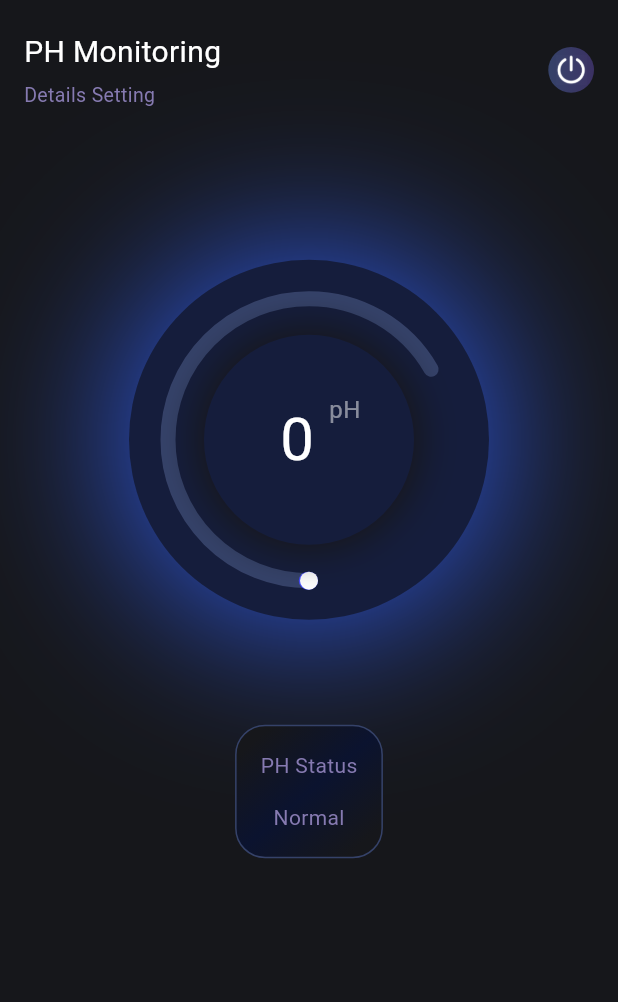
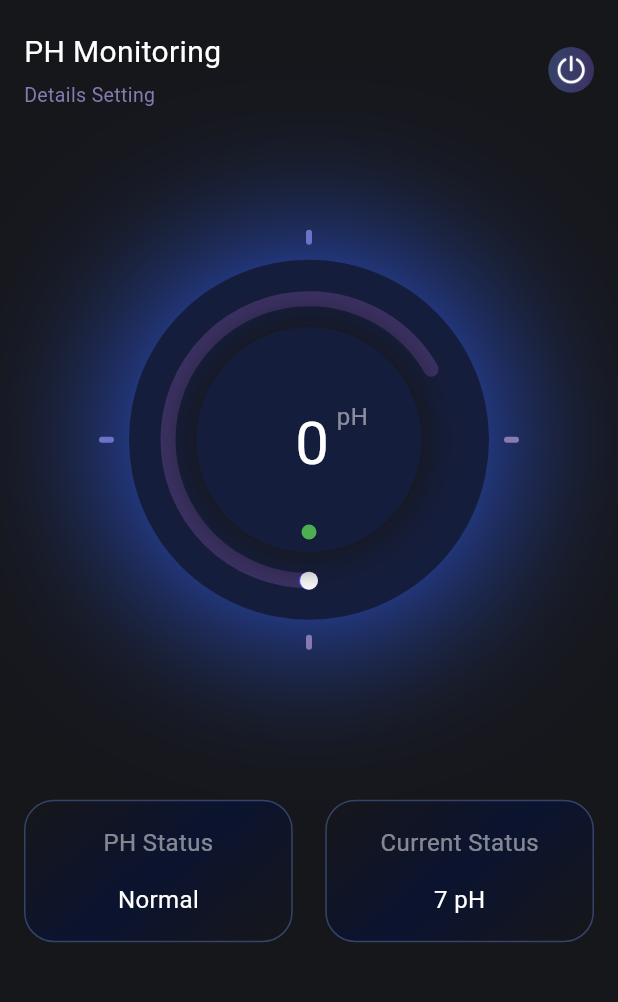
Before and after one commit to bagusirfanzah/AppMonitoring, a Flutter app: the screen it shows after launch, after a tap on "Lanjut", after a tap on "pH Monitor", on a phone screen of 412 x 824 dp, the part 75-1077 px from its top. Run offline on Flutter 3.47's test engine with Material 3 defaults, Android fonts, the light colour scheme and no system bars; drawn by our look-alikes of sleek_circular_slider.

Commit message:
fix: detail monitor, add: accessories monitor

```diff
--- a/lib/screen/onboarding_screen.dart
+++ b/lib/screen/onboarding_screen.dart
@@ -1,11 +1,13 @@
 // import 'package:belajar_flutter/screen/home_screen.dart';
 // import 'package:belajar_flutter/widget/intro_widget.dart';
 // import 'package:smooth_page_indicator/smooth_page_indicator.dart';
+// import 'package:lottie/lottie.dart';
 
 import 'package:belajar_flutter/screen/home_screen.dart';
 import 'package:belajar_flutter/utils/colors.dart';
 import 'package:belajar_flutter/widget/app_text.dart';
 import 'package:flutter/material.dart';
+
 
 class OnBoardingScreen extends StatefulWidget {
   static const routeName = "/oboarding_screen";
@@ -17,7 +19,6 @@ class OnBoardingScreen extends StatefulWidget {
 }
 
 class OnBoardingScreenState extends State<OnBoardingScreen> {
-
 //final PageController _controller = PageController();
 
   bool onLastPage = false;
@@ -42,10 +43,15 @@ class OnBoardingScreenState extends State<OnBoardingScreen> {
           //     ),
           child: Container(
             padding: const EdgeInsets.symmetric(vertical: 16, horizontal: 16),
-                margin: const EdgeInsets.only(top: 100),
+            margin: const EdgeInsets.only(top: 50),
+            width: double.maxFinite,
+            height: double.maxFinite,
             child: Column(
               crossAxisAlignment: CrossAxisAlignment.start,
               children: [
+                //LottieBuilder.asset("assets/lottie/monitor.json"),
+                Image.asset("assets/images/monitoring.png"),
+                const SizedBox(height: 50),
                 const Text(
                   "APP",
                   style: TextStyle(
@@ -63,21 +69,29 @@ class OnBoardingScreenState extends State<OnBoardingScreen> {
                 const SizedBox(height: 15),
                 const Text(
                   "Aplikasi ini digunakan untuk memonitoring fermentasi kopi.",
-                      textAlign: TextAlign.left,
+                  textAlign: TextAlign.center,
                   style: TextStyle(
                       color: whiteColor,
                       fontSize: 14,
                       fontWeight: FontWeight.w300),
                 ),
-                    const SizedBox(height: 25),
+                const Expanded(child: SizedBox()),
                 GestureDetector(
                   onTap: () {
-                        Navigator.pushReplacementNamed(context, HomeScreen.routeName);
+                    Navigator.pushReplacementNamed(
+                        context, HomeScreen.routeName);
                   },
                   child: Container(
-                        padding:const EdgeInsets.symmetric(vertical: 12),
+                    padding: const EdgeInsets.symmetric(vertical: 12),
                     decoration: BoxDecoration(
                         color: blueColor,
+                        gradient: const LinearGradient(
+                    begin: Alignment.centerLeft,
+                    end: Alignment.centerRight,
+                    colors: [
+                      blueColor,
+                      purpleColor,
+                    ],),
                         borderRadius: BorderRadius.circular(10)),
                     child: const Center(
                       child: AppText(
@@ -170,5 +184,4 @@ class OnBoardingScreenState extends State<OnBoardingScreen> {
   //         ],
   //       ))
   // ])
-
 }
--- a/lib/screen/ph_screen.dart
+++ b/lib/screen/ph_screen.dart
@@ -63,11 +63,21 @@ class PhScreen extends StatelessWidget {
               const Monitor(
                 textMonitor: "pH",
               ),
-              const SizedBox(height: 50),
-              const DetailMonitor(
+              const SizedBox(height: 100),
+              const Row(
+                mainAxisAlignment: MainAxisAlignment.spaceBetween,
+                children: [
+                   DetailMonitor(
                 text: "PH Status",
                 textStatus: "Normal",
+              ),
+               DetailMonitor(
+                text: "Current Status",
+                textStatus: "7 pH",
               )
+                ],
+              ),
+
             ],
           ),
         ),
--- a/lib/screen/temperature_screen.dart
+++ b/lib/screen/temperature_screen.dart
@@ -63,10 +63,19 @@ class TemperatureScreen extends StatelessWidget {
               const Monitor(
                 textMonitor: "°C",
               ),
-              const SizedBox(height: 50),
-              const DetailMonitor(
-                text: "Temperature Status",
-                textStatus: "Normal",
+              const SizedBox(height: 100),
+              const Row(
+                mainAxisAlignment: MainAxisAlignment.spaceBetween,
+                children: [
+                   DetailMonitor(
+                    text: "Temperature Status",
+                    textStatus: "Normal",
+                  ),
+                  DetailMonitor(
+                    text: "Current Status",
+                    textStatus: "36°C",
+                  ),
+                ],
               )
             ],
           ),
--- a/lib/widget/detail_monitor.dart
+++ b/lib/widget/detail_monitor.dart
@@ -1,4 +1,5 @@
 import 'package:belajar_flutter/utils/colors.dart';
+import 'package:belajar_flutter/widget/app_text.dart';
 import 'package:flutter/material.dart';
 
 class DetailMonitor extends StatelessWidget {
@@ -6,12 +7,15 @@ class DetailMonitor extends StatelessWidget {
   final String textStatus;
   const DetailMonitor({
     super.key,
-    required this.text, required this.textStatus,
+    required this.text,
+    required this.textStatus,
   });
 
   @override
   Widget build(BuildContext context) {
+    Size size = MediaQuery.of(context).size;
     return Container(
+      width: size.width/2.3,
       padding: const EdgeInsets.all(16),
       decoration: BoxDecoration(
           border: Border.all(color: darkgreyColor),
@@ -24,15 +28,17 @@ class DetailMonitor extends StatelessWidget {
           )),
       child: Column(
         children: <Widget>[
-          Text(
-            text,
-            style: const TextStyle(color: greyColor),
-          ),
+          AppText(
+              text: text,
+              color: greyColor2,
+              fontSize: 16,
+              fontWeight: FontWeight.bold),
           const SizedBox(height: 15),
-          Text(
-            textStatus,
-            style: const TextStyle(color: greyColor),
-          )
+          AppText(
+              text: textStatus,
+              color: whiteColor,
+              fontSize: 16,
+              fontWeight: FontWeight.bold),
         ],
       ),
     );
--- a/lib/widget/monitor.dart
+++ b/lib/widget/monitor.dart
@@ -7,14 +7,36 @@ class Monitor extends StatelessWidget {
   final String textMonitor;
 
   const Monitor({
-    super.key, required this.textMonitor,
+    super.key,
+    required this.textMonitor,
   });
 
   @override
   Widget build(BuildContext context) {
-    return Container(
+    return Column(
+      children: [
+        Container(
+          height: 10,
+          width: 4,
+          decoration: BoxDecoration(
+            borderRadius: BorderRadius.circular(3),
+            color: greyColor,
+          ),
+        ),
+        Row(
+          mainAxisAlignment: MainAxisAlignment.center,
+          children: [
+            Container(
+              height: 4,
+              width: 10,
+              decoration: BoxDecoration(
+                borderRadius: BorderRadius.circular(3),
+                color: greyColor,
+              ),
+            ),
+            Container(
               padding: const EdgeInsets.all(20),
-      margin: const EdgeInsets.all(20),
+              margin: const EdgeInsets.all(10),
               decoration: const BoxDecoration(
                 boxShadow: [
                   BoxShadow(color: blueColor, blurRadius: 100),
@@ -28,7 +50,7 @@ class Monitor extends StatelessWidget {
                     startAngle: 90,
                     size: 200,
                     customColors: CustomSliderColors(
-              trackColor: darkgreyColor,
+                      trackColor: lightgreyColor,
                       dotColor: whiteColor,
                       progressBarColors: [purpleColor, blueColor, purpleColor],
                     ),
@@ -40,36 +62,75 @@ class Monitor extends StatelessWidget {
                 onChange: (value) {},
                 innerWidget: (double percentage) {
                   return Container(
-            margin: const EdgeInsets.all(30),
+                    margin: const EdgeInsets.all(25),
                     decoration: const BoxDecoration(
                       boxShadow: [
-                BoxShadow(color: blackColor, blurRadius: 20, spreadRadius: 5),
+                        BoxShadow(
+                            color: blackColor, blurRadius: 20, spreadRadius: 5),
                       ],
                       color: darkgreyColor3,
                       shape: BoxShape.circle,
                     ),
-            child: Center(
-                child: Row(
+                    child: Column(
+                      mainAxisAlignment: MainAxisAlignment.center,
+                      children: [
+                        const SizedBox(height: 40),
+                        Row(
                           mainAxisAlignment: MainAxisAlignment.center,
                           children: [
                         Padding(
-                  padding: const EdgeInsets.only(left: 15),
+                          padding: const EdgeInsets.only(left: 30),
                           child: AppText(
                               text: "${percentage.toInt()}",
                               color: whiteColor,
                               fontSize: 40,
                               fontWeight: FontWeight.bold),
                         ),
-                const SizedBox(width: 10),
+                        const SizedBox(width: 5),
                         Padding(
-                  padding: const EdgeInsets.only(bottom: 40),
-                  child: AppText(text: textMonitor, color: greyColor2, fontSize: 16, fontWeight: FontWeight.bold),
+                          padding: const EdgeInsets.only(bottom: 35),
+                          child: AppText(
+                              text: textMonitor,
+                              color: greyColor2,
+                              fontSize: 16,
+                              fontWeight: FontWeight.bold),
                         ),
                           ],
-            )),
+                        ),
+                        const SizedBox(height: 25),
+                        Container(
+                          height: 10,
+                          width: 10,
+                          decoration: const BoxDecoration(
+                            shape: BoxShape.circle,
+                            color: Colors.green
+                          ),
+                        )
+                      ],
+                    ),
                   );
                 },
               ),
+            ),
+            Container(
+              height: 4,
+              width: 10,
+              decoration: BoxDecoration(
+                borderRadius: BorderRadius.circular(3),
+                color: greyColor,
+              ),
+            ),
+          ],
+        ),
+        Container(
+          height: 10,
+          width: 4,
+          decoration: BoxDecoration(
+            borderRadius: BorderRadius.circular(3),
+            color: greyColor,
+          ),
+        ),
+      ],
     );
   }
 }
--- a/pubspec.yaml
+++ b/pubspec.yaml
@@ -62,6 +62,7 @@ flutter:
   # To add assets to your application, add an assets section, like this:
   assets:
      - assets/images/firsticon.png
+     - assets/images/monitoring.png
      - assets/icons/iconback.png
      - assets/icons/iconmenu.png
      - assets/icons/icondevice.png
```
Also changed, not shown: assets/images/monitoring.png (added). Lines whose indentation alone changed are shown as unchanged.
